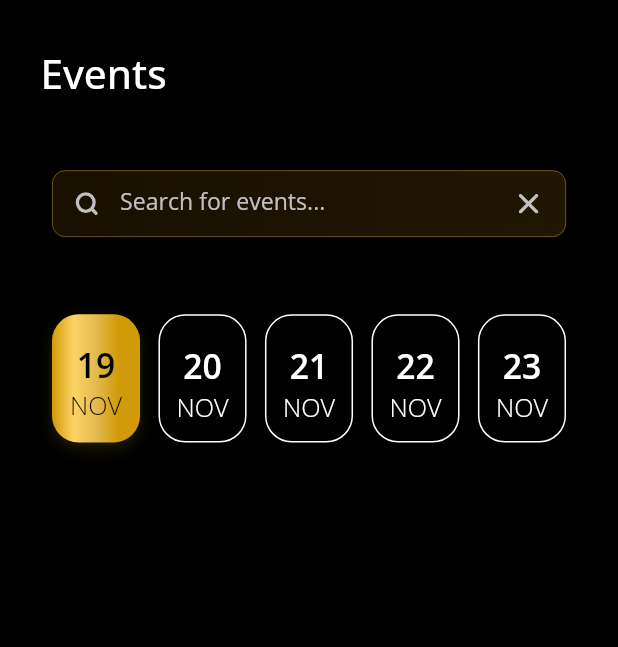
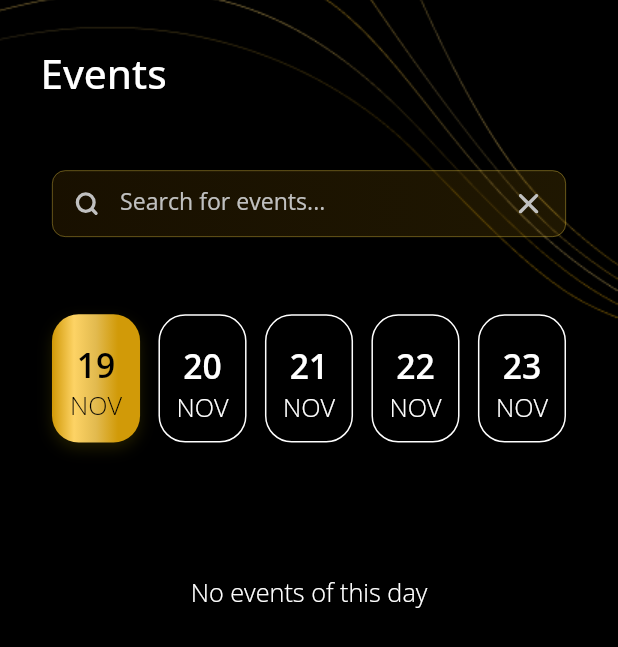
Before and after one commit to risingPhoenix7/Oasis-2022-App, a Flutter app: the screen it shows after launch, on a phone screen of 412 x 824 dp. Shown: the top 647 px of the screen. Run offline on Flutter 3.47's test engine with Material 2 defaults, Android fonts, the light colour scheme and no system bars; our stand-ins replace cloud_firestore, dio, dotted_line, firebase_core, firebase_crashlytics, firebase_messaging and 15 more; missing offline and left inert: chucker_flutter, cloud_firestore_web, firebase_core_web, flutter_secure_storage_web, google_sign_in_web, paytm_allinonesdk and 3 more; accounts and stored records are empty; generated files the repository leaves out were written again.

Commit message:
put a background, to work on search and bookmark features

```diff
--- a/lib/screens/events/view/miscellaneous_screen.dart
+++ b/lib/screens/events/view/miscellaneous_screen.dart
@@ -4,7 +4,6 @@ import 'package:flutter_svg/flutter_svg.dart';
 import 'package:oasis_2022/resources/resources.dart';
 import 'package:oasis_2022/utils/oasis_text_styles.dart';
 
-import '/utils/colors.dart';
 import '/utils/scroll_remover.dart';
 import '/utils/ui_utils.dart';
 import '/widgets/error_dialogue.dart';
@@ -57,6 +56,7 @@ class _EventsScreenState extends State<EventsScreen> {
     currentDayMiscEventList = miscEventsViewModel
         .retrieveDayMiscEventData(MiscScreenController.selectedTab.value);
   }
+
   void updateMiscEventList() async {
     await miscEventsViewModel.retrieveMiscEventResult();
   }
@@ -126,7 +126,15 @@ class _EventsScreenState extends State<EventsScreen> {
                 onTap: () => FocusScope.of(context).unfocus(),
                 child: RefreshIndicator(
                   onRefresh: updateMiscEventsResult,
-                  child: Column(
+                  child: Stack(
+                    clipBehavior: Clip.hardEdge,
+                    children: [
+                      Positioned(
+                        child: Image.asset(ImageAssets.eventBg),
+                        right: 0,
+                        top: -45,
+                      ),
+                      Column(
                         crossAxisAlignment: CrossAxisAlignment.start,
                         children: [
                           Padding(
@@ -138,7 +146,10 @@ class _EventsScreenState extends State<EventsScreen> {
                           ),
                           Padding(
                             padding: EdgeInsets.only(
-                            top: 52.h, bottom: 27.5, left: 36.w, right: 36.w),
+                                top: 52.h,
+                                bottom: 27.5,
+                                left: 36.w,
+                                right: 36.w),
                             child: Container(
                               height: 50.h,
                               // width: UIUtills()
@@ -181,13 +192,15 @@ class _EventsScreenState extends State<EventsScreen> {
                                                   fontSize: 16.sp),
                                           cursorColor: Colors.white,
                                           decoration: InputDecoration(
-                                        contentPadding: EdgeInsets.symmetric(
+                                            contentPadding:
+                                                EdgeInsets.symmetric(
                                                     vertical: 14.8.h),
                                             border: InputBorder.none,
                                             // labelStyle:
                                             // OasisTextStyles.openSans300.copyWith(fontWeight: FontWeight.w400,color: Color(0xFFC0C0C0),fontSize: 16.sp),
                                             hintText: "Search for events...",
-                                        hintStyle: OasisTextStyles.openSans300
+                                            hintStyle: OasisTextStyles
+                                                .openSans300
                                                 .copyWith(
                                                     fontWeight: FontWeight.w400,
                                                     color: Color(0xFFC0C0C0),
@@ -210,9 +223,11 @@ class _EventsScreenState extends State<EventsScreen> {
                           ),
                           Container(
                             child: Padding(
-                          padding: EdgeInsets.fromLTRB(36.w, 27.h, 36.w, 34.h),
+                              padding:
+                                  EdgeInsets.fromLTRB(36.w, 27.h, 36.w, 34.h),
                               child: Row(
-                              mainAxisAlignment: MainAxisAlignment.spaceBetween,
+                                  mainAxisAlignment:
+                                      MainAxisAlignment.spaceBetween,
                                   children: List.generate(
                                       5,
                                       (index) => DayTab(
@@ -227,13 +242,18 @@ class _EventsScreenState extends State<EventsScreen> {
                               child: ListView(
                                 children: <Widget>[
                                   Column(
-                                children: currentDayMiscEventList.length == 0
-                                    ? [const Text('No events of this day')]
+                                    children: currentDayMiscEventList.length ==
+                                            0
+                                        ? [ Padding(
+                                          padding: const EdgeInsets.only(top:58.0),
+                                          child: Text('No events of this day',style: OasisTextStyles.openSans300.copyWith(color: Colors.white),),
+                                        )]
                                         : List.generate(
                                             currentDayMiscEventList.length,
                                             (index) {
                                             return SingleMiscellaneousEvent(
-                                          time: currentDayMiscEventList[index]
+                                              time:
+                                                  currentDayMiscEventList[index]
                                                           .time ??
                                                       'TBA',
                                               eventName:
@@ -263,6 +283,8 @@ class _EventsScreenState extends State<EventsScreen> {
                           ),
                         ],
                       ),
+                    ],
+                  ),
                 ),
               )
             : const Loader(),
--- a/lib/screens/events/view/single_miscellanous_event.dart
+++ b/lib/screens/events/view/single_miscellanous_event.dart
@@ -59,11 +59,14 @@ class SingleMiscellaneousEvent extends StatelessWidget {
                 mainAxisAlignment: MainAxisAlignment.start,
                 children: [
                   SvgPicture.asset(ImageAssets.locationIcon,color: Colors.white),
+                  SizedBox(width: 8.23.w),
                   Text(eventLocation ?? 'TBA',
                       style: OasisTextStyles.openSans300
                           .copyWith(fontSize: 12.sp,color: Colors.white)),
-                  SvgPicture.asset(ImageAssets.timeicon,color: Colors.white,),
                   SizedBox(width: 90.w),
+                  SvgPicture.asset(ImageAssets.timeicon,color: Colors.white),
+                  SizedBox(width: 8.23.w),
+
                   Text(time ?? 'TBA',
                       style: OasisTextStyles.openSans300
                           .copyWith(fontSize: 12.sp,color: Colors.white)),
--- a/lib/screens/events/view_model/misc_events_view_model.dart
+++ b/lib/screens/events/view_model/misc_events_view_model.dart
@@ -55,7 +55,7 @@ print('fewjf');
     for (int i = 0; i < miscEventList!.length; i++) {
       var a = miscEventList![i].date_time;
       if (a == null || a.isEmpty) {
-        a = '22T';
+        a = '19T';
       }
       print(a.indexOf('T'));
       if (a.indexOf('T') == 3) {
@@ -63,7 +63,7 @@ print('fewjf');
           assortedMiscEventList.add(miscEventList![i]);
         }
       } else {
-        if (day_no == 22) assortedMiscEventList.add(miscEventList![i]);
+        if (day_no == 19) assortedMiscEventList.add(miscEventList![i]);
       }
     }
 print(assortedMiscEventList.length);
```
Also changed, not shown: assets/images/events_bg.png (added). Lines whose indentation alone changed are shown as unchanged.
